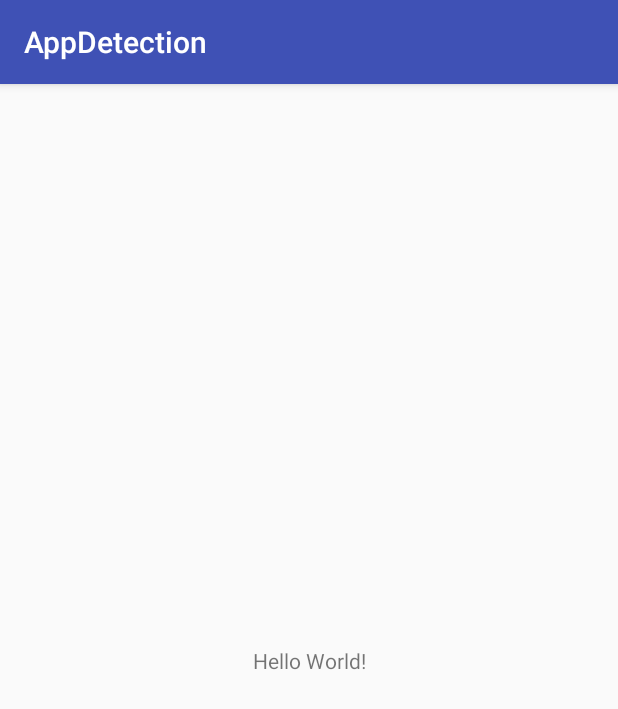
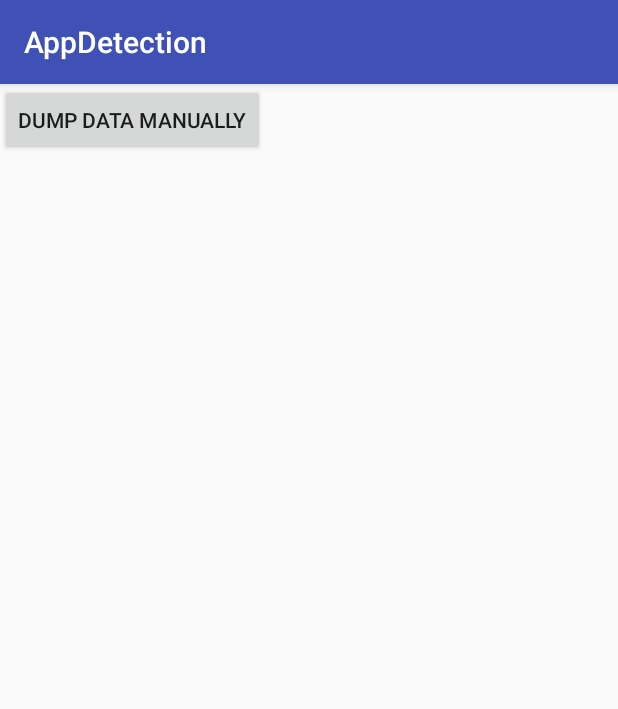
Before and after one commit to vikrant4k/AppDetection, an Android app: the MainActivity screen opened directly, with no data from a screen before it, on a phone screen of 412 x 824 dp. Shown: the top 709 px of the screen. Run offline under Robolectric (Android 15) with nearby library versions, the phone set to English and light mode, and no system bars; libraries missing offline, so code that uses them is left out: com.amazonaws.mobile, com.rvalerio.fgchecker; 3 statements that could not run were skipped.

Commit message:
Add ability to upload user data to S3 bucket

```diff
--- a/AppDetection/app/build.gradle
+++ b/AppDetection/app/build.gradle
@@ -38,4 +38,7 @@ dependencies {
     // Sign in UI Library
     implementation 'com.android.support:appcompat-v7:24.+'
     implementation('com.amazonaws:aws-android-sdk-auth-ui:2.6.+@aar') { transitive = true }
+
+    implementation 'com.amazonaws:aws-android-sdk-s3:2.6.+'
+    implementation 'com.amazonaws:aws-android-sdk-cognito:2.6.+'
 }
--- a/AppDetection/app/src/main/AndroidManifest.xml
+++ b/AppDetection/app/src/main/AndroidManifest.xml
@@ -48,6 +48,7 @@
         <service android:name=".background.service.UserActivityService"/>
         <service android:name=".background.service.BackgroundDetectedActivitiesService"/>
         <service android:name=".background.service.GeoLocationService"/>
+        <service android:name="com.amazonaws.mobileconnectors.s3.transferutility.TransferService" android:enabled="true" />
 
         <receiver android:name=".background.reciever.ScreenOnReciever"/>
         <receiver android:name=".background.reciever.RestartReciever"/>
--- a/AppDetection/app/src/main/java/vik/com/appdetection/MainActivity.java
+++ b/AppDetection/app/src/main/java/vik/com/appdetection/MainActivity.java
@@ -13,6 +13,7 @@ import android.support.v7.app.AppCompatActivity;
 import android.os.Bundle;
 import android.util.Log;
 
+import android.view.View;
 import com.amazonaws.mobile.client.AWSMobileClient;
 import com.amazonaws.mobile.client.AWSStartupHandler;
 import com.amazonaws.mobile.client.AWSStartupResult;
@@ -79,5 +80,7 @@ public class MainActivity extends AppCompatActivity  {
         }).execute();
     }
 
-
+    public void dumpData(View view) {
+        DataDumper.dumpData(this);
+    }
 }
--- a/AppDetection/app/src/main/res/layout/activity_main.xml
+++ b/AppDetection/app/src/main/res/layout/activity_main.xml
@@ -6,13 +6,12 @@
     android:layout_height="match_parent"
     tools:context=".MainActivity">
 
-    <TextView
-        android:layout_width="wrap_content"
-        android:layout_height="wrap_content"
-        android:text="Hello World!"
-        app:layout_constraintBottom_toBottomOf="parent"
-        app:layout_constraintLeft_toLeftOf="parent"
-        app:layout_constraintRight_toRightOf="parent"
-        app:layout_constraintTop_toTopOf="parent" />
-
+    <Button
+      android:id="@+id/button2"
+      android:layout_width="wrap_content"
+      android:layout_height="wrap_content"
+      android:onClick="dumpData"
+      android:text="Dump data manually"
+      tools:layout_editor_absoluteX="102dp"
+      tools:layout_editor_absoluteY="231dp"/>
 </android.support.constraint.ConstraintLayout>
```
Also changed, not shown: AppDetection/app/src/main/java/vik/com/appdetection/DataDumper.java (added, +80 -0 lines).
